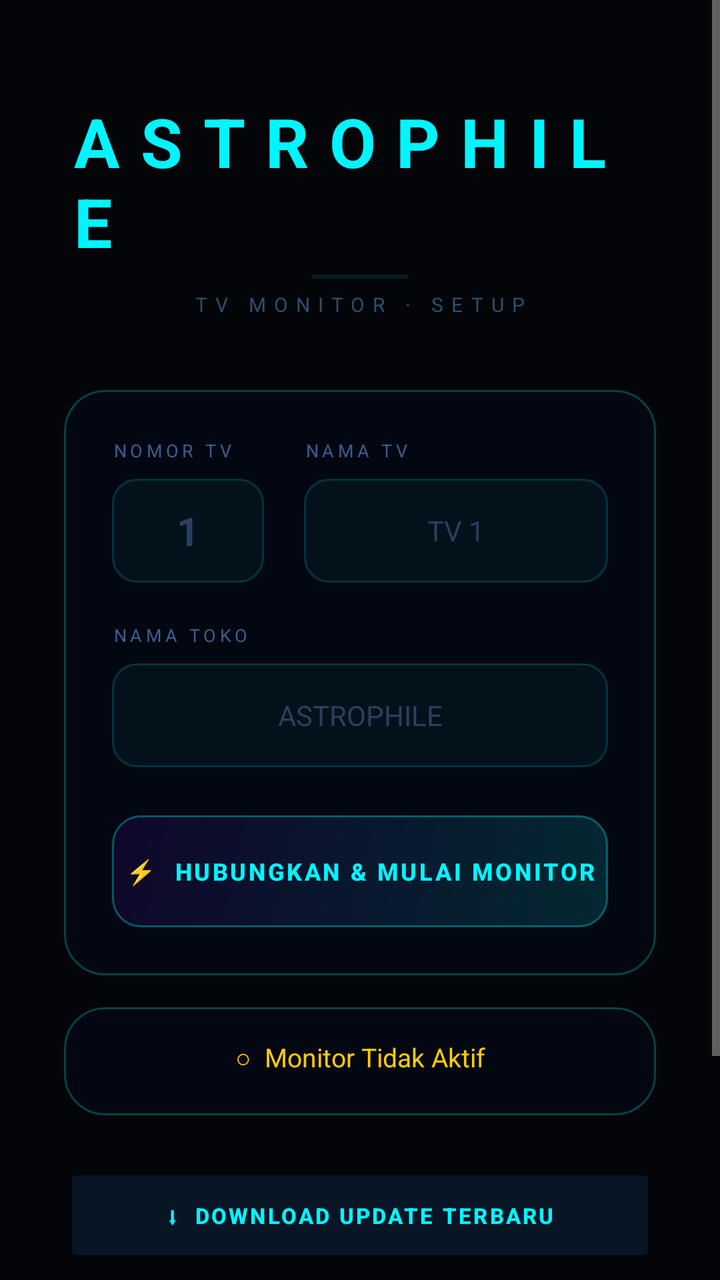
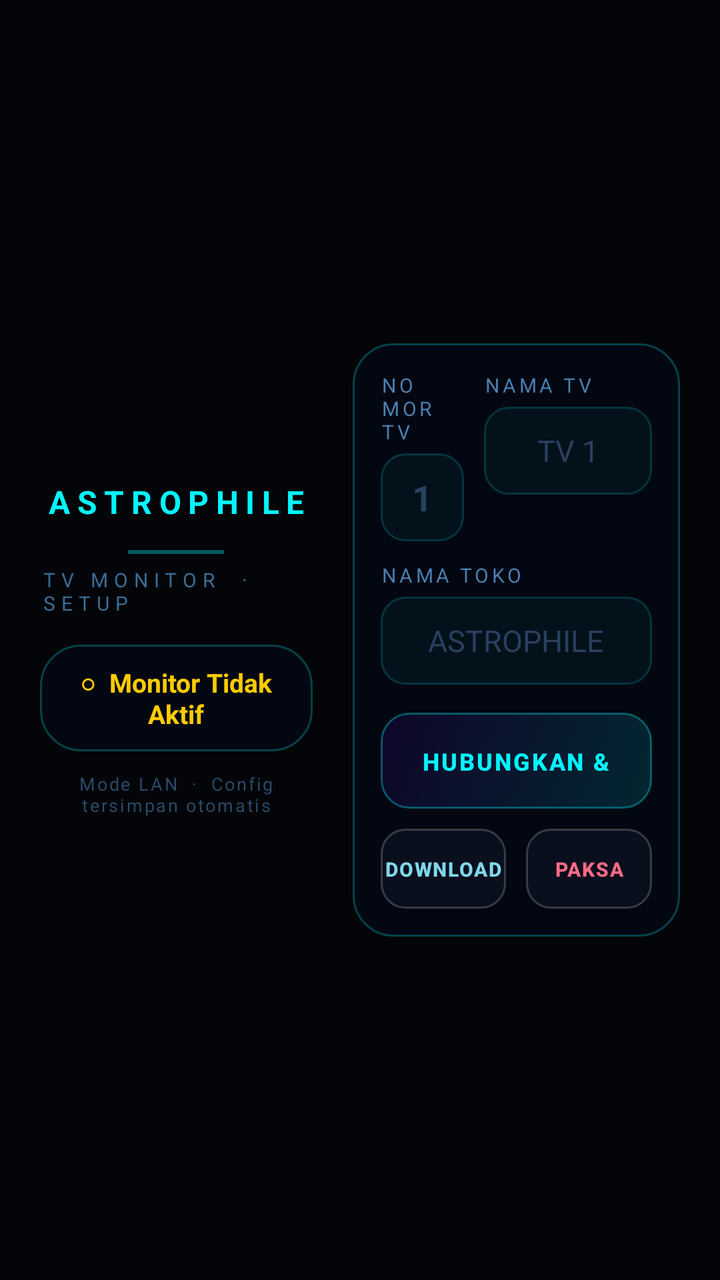

The first picture is an Android layout as it rendered before a commit; the second is the same layout after the commit. The layout source and the unified diff follow.
<!-- AndroidManifest.xml: application theme Theme.AppCompat.NoActionBar -->
<!-- res/layout/activity_setup.xml -->
<?xml version="1.0" encoding="utf-8"?>
<ScrollView xmlns:android="http://schemas.android.com/apk/res/android"
    android:layout_width="match_parent"
    android:layout_height="match_parent"
    android:background="#030508"
    android:fillViewport="true">

    <LinearLayout
        android:layout_width="match_parent"
        android:layout_height="wrap_content"
        android:orientation="vertical"
        android:gravity="center_horizontal"
        android:paddingStart="32dp"
        android:paddingEnd="32dp"
        android:paddingTop="48dp"
        android:paddingBottom="40dp">

        
        <TextView
            android:layout_width="wrap_content"
            android:layout_height="wrap_content"
            android:text="ASTROPHILE"
            android:textSize="34sp"
            android:textStyle="bold"
            android:textColor="#00f5ff"
            android:letterSpacing="0.3"
            android:layout_marginBottom="4dp"/>

        <View
            android:layout_width="48dp"
            android:layout_height="2dp"
            android:background="#1A00f5ff"
            android:layout_marginBottom="6dp"/>

        <TextView
            android:layout_width="wrap_content"
            android:layout_height="wrap_content"
            android:text="TV MONITOR · SETUP"
            android:textSize="10sp"
            android:textColor="#2a5070"
            android:letterSpacing="0.4"
            android:layout_marginBottom="36dp"/>

        
        <LinearLayout
            android:layout_width="match_parent"
            android:layout_height="wrap_content"
            android:orientation="vertical"
            android:background="@drawable/card_bg"
            android:paddingStart="24dp"
            android:paddingEnd="24dp"
            android:paddingTop="24dp"
            android:paddingBottom="24dp"
            android:layout_marginBottom="16dp">

            
            <LinearLayout
                android:layout_width="match_parent"
                android:layout_height="wrap_content"
                android:orientation="horizontal"
                android:layout_marginBottom="20dp">

                
                <LinearLayout
                    android:layout_width="0dp"
                    android:layout_height="wrap_content"
                    android:layout_weight="1"
                    android:orientation="vertical"
                    android:layout_marginEnd="10dp">

                    <TextView
                        android:layout_width="wrap_content"
                        android:layout_height="wrap_content"
                        android:text="NOMOR TV"
                        android:textSize="9sp"
                        android:textColor="#3a6090"
                        android:letterSpacing="0.2"
                        android:layout_marginBottom="8dp"/>

                    <EditText
                        android:id="@+id/etTvNum"
                        android:layout_width="match_parent"
                        android:layout_height="52dp"
                        android:hint="1"
                        android:textColorHint="#2a4060"
                        android:textColor="#e8f4ff"
                        android:textSize="20sp"
                        android:textStyle="bold"
                        android:background="@drawable/input_bg"
                        android:paddingStart="14dp"
                        android:paddingEnd="14dp"
                        android:gravity="center"
                        android:inputType="number"
                        android:singleLine="true"/>
                </LinearLayout>

                
                <LinearLayout
                    android:layout_width="0dp"
                    android:layout_height="wrap_content"
                    android:layout_weight="2"
                    android:orientation="vertical"
                    android:layout_marginStart="10dp">

                    <TextView
                        android:layout_width="wrap_content"
                        android:layout_height="wrap_content"
                        android:text="NAMA TV"
                        android:textSize="9sp"
                        android:textColor="#3a6090"
                        android:letterSpacing="0.2"
                        android:layout_marginBottom="8dp"/>

                    <EditText
                        android:id="@+id/etTvName"
                        android:layout_width="match_parent"
                        android:layout_height="52dp"
                        android:hint="TV 1"
                        android:textColorHint="#2a4060"
                        android:textColor="#e8f4ff"
                        android:textSize="14sp"
                        android:background="@drawable/input_bg"
                        android:paddingStart="14dp"
                        android:paddingEnd="14dp"
                        android:gravity="center"
                        android:inputType="text"
                        android:singleLine="true"/>
                </LinearLayout>
            </LinearLayout>

            
            <TextView
                android:layout_width="wrap_content"
                android:layout_height="wrap_content"
                android:text="NAMA TOKO"
                android:textSize="9sp"
                android:textColor="#3a6090"
                android:letterSpacing="0.2"
                android:layout_marginBottom="8dp"/>

            <EditText
                android:id="@+id/etNamaToko"
                android:layout_width="match_parent"
                android:layout_height="52dp"
                android:hint="ASTROPHILE"
                android:textColorHint="#2a4060"
                android:textColor="#e8f4ff"
                android:textSize="14sp"
                android:background="@drawable/input_bg"
                android:paddingStart="14dp"
                android:paddingEnd="14dp"
                android:gravity="center"
                android:inputType="textCapCharacters"
                android:singleLine="true"
                android:layout_marginBottom="24dp"/>

            
            <Button
                android:id="@+id/btnConnect"
                android:layout_width="match_parent"
                android:layout_height="56dp"
                android:text="⚡  HUBUNGKAN &amp; MULAI MONITOR"
                android:textColor="#00f5ff"
                android:textSize="12sp"
                android:textStyle="bold"
                android:letterSpacing="0.1"
                android:background="@drawable/btn_connect_bg"/>

        </LinearLayout>

        
        <LinearLayout
            android:layout_width="match_parent"
            android:layout_height="wrap_content"
            android:orientation="vertical"
            android:background="@drawable/card_bg"
            android:paddingStart="20dp"
            android:paddingEnd="20dp"
            android:paddingTop="16dp"
            android:paddingBottom="16dp"
            android:layout_marginBottom="24dp">

            
            <TextView
                android:id="@+id/tvIpInfo"
                android:layout_width="match_parent"
                android:layout_height="wrap_content"
                android:textSize="12sp"
                android:textColor="#00ff88"
                android:gravity="center"
                android:layout_marginBottom="8dp"
                android:visibility="gone"/>

            
            <TextView
                android:id="@+id/tvStatus"
                android:layout_width="match_parent"
                android:layout_height="wrap_content"
                android:text="○  Monitor Tidak Aktif"
                android:textSize="13sp"
                android:textColor="#ffcc00"
                android:gravity="center"
                android:layout_marginBottom="4dp"/>

            
            <TextView
                android:id="@+id/tvDeviceInfo"
                android:layout_width="match_parent"
                android:layout_height="wrap_content"
                android:textSize="10sp"
                android:textColor="#2a4a6a"
                android:gravity="center"
                android:visibility="gone"/>

        </LinearLayout>

        

        
        <Button
            android:id="@+id/btnDownloadUpdate"
            android:layout_width="match_parent"
            android:layout_height="52dp"
            android:text="⬇  DOWNLOAD UPDATE TERBARU"
            android:textColor="#00f5ff"
            android:textSize="11sp"
            android:textStyle="bold"
            android:letterSpacing="0.1"
            android:backgroundTint="#071525"
            android:layout_marginBottom="10dp"/>

        
        <Button
            android:id="@+id/btnForceStop"
            android:layout_width="match_parent"
            android:layout_height="52dp"
            android:text="⏹  PAKSA BERHENTI"
            android:textColor="#ff4d6d"
            android:textSize="11sp"
            android:textStyle="bold"
            android:letterSpacing="0.1"
            android:backgroundTint="#120508"
            android:layout_marginBottom="28dp"/>

        
        <TextView
            android:layout_width="wrap_content"
            android:layout_height="wrap_content"
            android:text="Mode LAN  ·  Config tersimpan otomatis"
            android:textSize="9sp"
            android:textColor="#1a3050"
            android:letterSpacing="0.15"/>

    </LinearLayout>
</ScrollView>
<!-- resources referenced by this layout -->
<resources>
  <!-- drawable btn_connect_bg (drawable) -->
  <?xml version="1.0" encoding="utf-8"?>
  <shape xmlns:android="http://schemas.android.com/apk/res/android"
      android:shape="rectangle">
      <gradient
          android:startColor="#2200f5ff"
          android:endColor="#1A7700ff"
          android:angle="135"/>
      <stroke android:width="1dp" android:color="#5500f5ff"/>
      <corners android:radius="14dp"/>
  </shape>
  <!-- drawable card_bg (drawable) -->
  <?xml version="1.0" encoding="utf-8"?>
  <shape xmlns:android="http://schemas.android.com/apk/res/android"
      android:shape="rectangle">
      <solid android:color="#EE040812"/>
      <stroke android:width="1dp" android:color="#4000f5ff"/>
      <corners android:radius="20dp"/>
  </shape>
  <!-- drawable input_bg (drawable) -->
  <?xml version="1.0" encoding="utf-8"?>
  <shape xmlns:android="http://schemas.android.com/apk/res/android"
      android:shape="rectangle">
      <solid android:color="#0A00f5ff"/>
      <stroke android:width="1dp" android:color="#2E00f5ff"/>
      <corners android:radius="12dp"/>
  </shape>
</resources>

<!-- the commit's change to res/layout/activity_setup.xml (unified diff, before → after) -->
@@ -1,255 +1,288 @@
 <?xml version="1.0" encoding="utf-8"?>
-<ScrollView xmlns:android="http://schemas.android.com/apk/res/android"
+<LinearLayout xmlns:android="http://schemas.android.com/apk/res/android"
+    xmlns:app="http://schemas.android.com/apk/res-auto"
     android:layout_width="match_parent"
     android:layout_height="match_parent"
+    android:orientation="horizontal"
+    android:gravity="center_vertical"
+    android:baselineAligned="false"
     android:background="#030508"
-    android:fillViewport="true">
-
+    android:paddingStart="@dimen/setup_pad_h"
+    android:paddingEnd="@dimen/setup_pad_h"
+    android:paddingTop="@dimen/setup_pad_v"
+    android:paddingBottom="@dimen/setup_pad_v">
+
+    
     <LinearLayout
-        android:layout_width="match_parent"
-        android:layout_height="wrap_content"
+        android:layout_width="0dp"
+        android:layout_height="match_parent"
+        android:layout_weight="5"
+        android:layout_marginEnd="@dimen/setup_col_gap"
         android:orientation="vertical"
-        android:gravity="center_horizontal"
-        android:paddingStart="32dp"
-        android:paddingEnd="32dp"
-        android:paddingTop="48dp"
-        android:paddingBottom="40dp">
-
-        
-        <TextView
-            android:layout_width="wrap_content"
-            android:layout_height="wrap_content"
+        android:gravity="center">
+
+        <TextView
+            android:layout_width="match_parent"
+            android:layout_height="@dimen/setup_title_h"
             android:text="ASTROPHILE"
-            android:textSize="34sp"
+            android:gravity="center"
+            android:maxLines="1"
             android:textStyle="bold"
             android:textColor="#00f5ff"
-            android:letterSpacing="0.3"
-            android:layout_marginBottom="4dp"/>
+            android:letterSpacing="0.22"
+            app:autoSizeTextType="uniform"
+            app:autoSizeMinTextSize="14sp"
+            app:autoSizeMaxTextSize="@dimen/setup_title_sp"
+            app:autoSizeStepGranularity="1sp"/>
 
         <View
             android:layout_width="48dp"
             android:layout_height="2dp"
-            android:background="#1A00f5ff"
-            android:layout_marginBottom="6dp"/>
+            android:layout_marginTop="4dp"
+            android:layout_marginBottom="6dp"
+            android:background="#5500f5ff"/>
 
         <TextView
             android:layout_width="wrap_content"
             android:layout_height="wrap_content"
-            android:text="TV MONITOR · SETUP"
-            android:textSize="10sp"
-            android:textColor="#2a5070"
-            android:letterSpacing="0.4"
-            android:layout_marginBottom="36dp"/>
+            android:text="TV MONITOR  ·  SETUP"
+            android:textSize="@dimen/setup_sub_sp"
+            android:textColor="#3a6d95"
+            android:letterSpacing="0.3"/>
 
         
         <LinearLayout
             android:layout_width="match_parent"
             android:layout_height="wrap_content"
+            android:layout_marginTop="@dimen/setup_gap_big"
             android:orientation="vertical"
+            android:gravity="center"
             android:background="@drawable/card_bg"
-            android:paddingStart="24dp"
-            android:paddingEnd="24dp"
-            android:paddingTop="24dp"
-            android:paddingBottom="24dp"
-            android:layout_marginBottom="16dp">
-
-            
-            <LinearLayout
+            android:paddingStart="@dimen/setup_card_pad"
+            android:paddingEnd="@dimen/setup_card_pad"
+            android:paddingTop="@dimen/setup_gap"
+            android:paddingBottom="@dimen/setup_gap">
+
+            <TextView
+                android:id="@+id/tvStatus"
                 android:layout_width="match_parent"
                 android:layout_height="wrap_content"
-                android:orientation="horizontal"
-                android:layout_marginBottom="20dp">
-
-                
-                <LinearLayout
-                    android:layout_width="0dp"
-                    android:layout_height="wrap_content"
-                    android:layout_weight="1"
-                    android:orientation="vertical"
-                    android:layout_marginEnd="10dp">
-
-                    <TextView
-                        android:layout_width="wrap_content"
-                        android:layout_height="wrap_content"
-                        android:text="NOMOR TV"
-                        android:textSize="9sp"
-                        android:textColor="#3a6090"
-                        android:letterSpacing="0.2"
-                        android:layout_marginBottom="8dp"/>
-
-                    <EditText
-                        android:id="@+id/etTvNum"
-                        android:layout_width="match_parent"
-                        android:layout_height="52dp"
-                        android:hint="1"
-                        android:textColorHint="#2a4060"
-                        android:textColor="#e8f4ff"
-                        android:textSize="20sp"
-                        android:textStyle="bold"
-                        android:background="@drawable/input_bg"
-                        android:paddingStart="14dp"
-                        android:paddingEnd="14dp"
-                        android:gravity="center"
-                        android:inputType="number"
-                        android:singleLine="true"/>
-                </LinearLayout>
-
-                
-                <LinearLayout
-                    android:layout_width="0dp"
-                    android:layout_height="wrap_content"
-                    android:layout_weight="2"
-                    android:orientation="vertical"
-                    android:layout_marginStart="10dp">
-
-                    <TextView
-                        android:layout_width="wrap_content"
-                        android:layout_height="wrap_content"
-                        android:text="NAMA TV"
-                        android:textSize="9sp"
-                        android:textColor="#3a6090"
-                        android:letterSpacing="0.2"
-                        android:layout_marginBottom="8dp"/>
-
-                    <EditText
-                        android:id="@+id/etTvName"
-                        android:layout_width="match_parent"
-                        android:layout_height="52dp"
-                        android:hint="TV 1"
-                        android:textColorHint="#2a4060"
-                        android:textColor="#e8f4ff"
-                        android:textSize="14sp"
-                        android:background="@drawable/input_bg"
-                        android:paddingStart="14dp"
-                        android:paddingEnd="14dp"
-                        android:gravity="center"
-                        android:inputType="text"
-                        android:singleLine="true"/>
-                </LinearLayout>
-            </LinearLayout>
-
-            
-            <TextView
-                android:layout_width="wrap_content"
-                android:layout_height="wrap_content"
-                android:text="NAMA TOKO"
-                android:textSize="9sp"
-                android:textColor="#3a6090"
-                android:letterSpacing="0.2"
-                android:layout_marginBottom="8dp"/>
-
-            <EditText
-                android:id="@+id/etNamaToko"
-                android:layout_width="match_parent"
-                android:layout_height="52dp"
-                android:hint="ASTROPHILE"
-                android:textColorHint="#2a4060"
-                android:textColor="#e8f4ff"
-                android:textSize="14sp"
-                android:background="@drawable/input_bg"
-                android:paddingStart="14dp"
-                android:paddingEnd="14dp"
+                android:text="○  Monitor Tidak Aktif"
+                android:textSize="@dimen/setup_status_sp"
+                android:textStyle="bold"
+                android:textColor="#ffcc00"
                 android:gravity="center"
-                android:inputType="textCapCharacters"
-                android:singleLine="true"
-                android:layout_marginBottom="24dp"/>
-
-            
-            <Button
-                android:id="@+id/btnConnect"
-                android:layout_width="match_parent"
-                android:layout_height="56dp"
-                android:text="⚡  HUBUNGKAN &amp; MULAI MONITOR"
-                android:textColor="#00f5ff"
-                android:textSize="12sp"
-                android:textStyle="bold"
-                android:letterSpacing="0.1"
-                android:background="@drawable/btn_connect_bg"/>
-
-        </LinearLayout>
-
-        
-        <LinearLayout
-            android:layout_width="match_parent"
-            android:layout_height="wrap_content"
-            android:orientation="vertical"
-            android:background="@drawable/card_bg"
-            android:paddingStart="20dp"
-            android:paddingEnd="20dp"
-            android:paddingTop="16dp"
-            android:paddingBottom="16dp"
-            android:layout_marginBottom="24dp">
-
-            
+                android:maxLines="2"/>
+
             <TextView
                 android:id="@+id/tvIpInfo"
                 android:layout_width="match_parent"
                 android:layout_height="wrap_content"
-                android:textSize="12sp"
+                android:layout_marginTop="6dp"
+                android:textSize="@dimen/setup_info_sp"
                 android:textColor="#00ff88"
                 android:gravity="center"
-                android:layout_marginBottom="8dp"
+                android:maxLines="2"
                 android:visibility="gone"/>
 
-            
-            <TextView
-                android:id="@+id/tvStatus"
-                android:layout_width="match_parent"
-                android:layout_height="wrap_content"
-                android:text="○  Monitor Tidak Aktif"
-                android:textSize="13sp"
-                android:textColor="#ffcc00"
-                android:gravity="center"
-                android:layout_marginBottom="4dp"/>
-
-            
             <TextView
                 android:id="@+id/tvDeviceInfo"
                 android:layout_width="match_parent"
                 android:layout_height="wrap_content"
-                android:textSize="10sp"
-                android:textColor="#2a4a6a"
+                android:layout_marginTop="2dp"
+                android:textSize="@dimen/setup_foot_sp"
+                android:textColor="#3a5f80"
                 android:gravity="center"
                 android:visibility="gone"/>
-
         </LinearLayout>
 
-        
+        <TextView
+            android:layout_width="wrap_content"
+            android:layout_height="wrap_content"
+            android:layout_marginTop="@dimen/setup_gap"
+            android:text="Mode LAN  ·  Config tersimpan otomatis"
+            android:textSize="@dimen/setup_foot_sp"
+            android:textColor="#2a4a6a"
+            android:letterSpacing="0.1"
+            android:gravity="center"/>
+    </LinearLayout>
+
+    
+    <LinearLayout
+        android:layout_width="0dp"
+        android:layout_height="wrap_content"
+        android:layout_weight="6"
+        android:orientation="vertical"
+        android:background="@drawable/card_bg"
+        android:padding="@dimen/setup_card_pad">
+
+        
+        <LinearLayout
+            android:layout_width="match_parent"
+            android:layout_height="wrap_content"
+            android:orientation="horizontal"
+            android:baselineAligned="false">
+
+            <LinearLayout
+                android:layout_width="0dp"
+                android:layout_height="wrap_content"
+                android:layout_weight="1"
+                android:layout_marginEnd="@dimen/setup_gap"
+                android:orientation="vertical">
+
+                <TextView
+                    android:layout_width="wrap_content"
+                    android:layout_height="wrap_content"
+                    android:text="NOMOR TV"
+                    android:textSize="@dimen/setup_label_sp"
+                    android:textColor="#4a7fb0"
+                    android:letterSpacing="0.15"
+                    android:layout_marginBottom="4dp"/>
+
+                <EditText
+                    android:id="@+id/etTvNum"
+                    android:layout_width="match_parent"
+                    android:layout_height="@dimen/setup_input_h"
+                    android:minHeight="0dp"
+                    android:hint="1"
+                    android:textColorHint="#2a4060"
+                    android:textColor="#e8f4ff"
+                    android:textSize="@dimen/setup_input_num_sp"
+                    android:textStyle="bold"
+                    android:background="@drawable/setup_input_bg"
+                    android:paddingStart="10dp"
+                    android:paddingEnd="10dp"
+                    android:gravity="center"
+                    android:inputType="number"
+                    android:imeOptions="actionNext"
+                    android:selectAllOnFocus="true"
+                    android:importantForAutofill="no"
+                    android:singleLine="true"/>
+            </LinearLayout>
+
+            <LinearLayout
+                android:layout_width="0dp"
+                android:layout_height="wrap_content"
+                android:layout_weight="2"
+                android:orientation="vertical">
+
+                <TextView
+                    android:layout_width="wrap_content"
+                    android:layout_height="wrap_content"
+                    android:text="NAMA TV"
+                    android:textSize="@dimen/setup_label_sp"
+                    android:textColor="#4a7fb0"
+                    android:letterSpacing="0.15"
+                    android:layout_marginBottom="4dp"/>
+
+                <EditText
+                    android:id="@+id/etTvName"
+                    android:layout_width="match_parent"
+                    android:layout_height="@dimen/setup_input_h"
+                    android:minHeight="0dp"
+                    android:hint="TV 1"
+                    android:textColorHint="#2a4060"
+                    android:textColor="#e8f4ff"
+                    android:textSize="@dimen/setup_input_sp"
+                    android:background="@drawable/setup_input_bg"
+                    android:paddingStart="12dp"
+                    android:paddingEnd="12dp"
+                    android:gravity="center"
+                    android:inputType="text"
+                    android:imeOptions="actionNext"
+                    android:selectAllOnFocus="true"
+                    android:importantForAutofill="no"
+                    android:singleLine="true"/>
+            </LinearLayout>
+        </LinearLayout>
+
+        
+        <TextView
+            android:layout_width="wrap_content"
+            android:layout_height="wrap_content"
+            android:layout_marginTop="@dimen/setup_gap"
+            android:layout_marginBottom="4dp"
+            android:text="NAMA TOKO"
+            android:textSize="@dimen/setup_label_sp"
+            android:textColor="#4a7fb0"
+            android:letterSpacing="0.15"/>
+
+        <EditText
+            android:id="@+id/etNamaToko"
+            android:layout_width="match_parent"
+            android:layout_height="@dimen/setup_input_h"
+            android:minHeight="0dp"
+            android:hint="ASTROPHILE"
+            android:textColorHint="#2a4060"
+            android:textColor="#e8f4ff"
+            android:textSize="@dimen/setup_input_sp"
+            android:background="@drawable/setup_input_bg"
+            android:paddingStart="12dp"
+            android:paddingEnd="12dp"
+            android:gravity="center"
+            android:inputType="textCapCharacters"
+            android:imeOptions="actionDone"
+            android:selectAllOnFocus="true"
+            android:importantForAutofill="no"
+            android:singleLine="true"/>
 
         
         <Button
-            android:id="@+id/btnDownloadUpdate"
-            android:layout_width="match_parent"
-            android:layout_height="52dp"
-            android:text="⬇  DOWNLOAD UPDATE TERBARU"
+            android:id="@+id/btnConnect"
+            android:layout_width="match_parent"
+            android:layout_height="@dimen/setup_btn_h"
+            android:minHeight="0dp"
+            android:minWidth="0dp"
+            android:layout_marginTop="@dimen/setup_gap_big"
+            android:text="HUBUNGKAN &amp; MULAI MONITOR"
             android:textColor="#00f5ff"
-            android:textSize="11sp"
+            android:textSize="@dimen/setup_btn_sp"
             android:textStyle="bold"
-            android:letterSpacing="0.1"
-            android:backgroundTint="#071525"
-            android:layout_marginBottom="10dp"/>
-
-        
-        <Button
-            android:id="@+id/btnForceStop"
-            android:layout_width="match_parent"
-            android:layout_height="52dp"
-            android:text="⏹  PAKSA BERHENTI"
-            android:textColor="#ff4d6d"
-            android:textSize="11sp"
-            android:textStyle="bold"
-            android:letterSpacing="0.1"
-            android:backgroundTint="#120508"
-            android:layout_marginBottom="28dp"/>
-
-        
-        <TextView
-            android:layout_width="wrap_content"
-            android:layout_height="wrap_content"
-            android:text="Mode LAN  ·  Config tersimpan otomatis"
-            android:textSize="9sp"
-            android:textColor="#1a3050"
-            android:letterSpacing="0.15"/>
-
+            android:letterSpacing="0.08"
+            android:maxLines="1"
+            android:stateListAnimator="@null"
+            android:background="@drawable/setup_btn_primary"/>
+
+        
+        <LinearLayout
+            android:layout_width="match_parent"
+            android:layout_height="wrap_content"
+            android:layout_marginTop="@dimen/setup_gap"
+            android:orientation="horizontal"
+            android:baselineAligned="false">
+
+            <Button
+                android:id="@+id/btnDownloadUpdate"
+                android:layout_width="0dp"
+                android:layout_height="@dimen/setup_btn2_h"
+                android:layout_weight="1"
+                android:layout_marginEnd="@dimen/setup_gap"
+                android:minHeight="0dp"
+                android:minWidth="0dp"
+                android:text="DOWNLOAD UPDATE"
+                android:textColor="#7fd8e8"
+                android:textSize="@dimen/setup_btn2_sp"
+                android:textStyle="bold"
+                android:letterSpacing="0.06"
+                android:maxLines="1"
+                android:stateListAnimator="@null"
+                android:background="@drawable/setup_btn_secondary"/>
+
+            <Button
+                android:id="@+id/btnForceStop"
+                android:layout_width="0dp"
+                android:layout_height="@dimen/setup_btn2_h"
+                android:layout_weight="1"
+                android:minHeight="0dp"
+                android:minWidth="0dp"
+                android:text="PAKSA BERHENTI"
+                android:textColor="#ff6b86"
+                android:textSize="@dimen/setup_btn2_sp"
+                android:textStyle="bold"
+                android:letterSpacing="0.06"
+                android:maxLines="1"
+                android:stateListAnimator="@null"
+                android:background="@drawable/setup_btn_secondary"/>
+        </LinearLayout>
     </LinearLayout>
-</ScrollView>
+</LinearLayout>
<!-- resource entries referenced after the edit -->
@@ -1,16 +1,25 @@
 <!-- resources referenced by this layout -->
 <resources>
-  <!-- drawable btn_connect_bg (drawable) -->
-  <?xml version="1.0" encoding="utf-8"?>
-  <shape xmlns:android="http://schemas.android.com/apk/res/android"
-      android:shape="rectangle">
-      <gradient
-          android:startColor="#2200f5ff"
-          android:endColor="#1A7700ff"
-          android:angle="135"/>
-      <stroke android:width="1dp" android:color="#5500f5ff"/>
-      <corners android:radius="14dp"/>
-  </shape>
+  <dimen name="setup_btn2_h">40dp</dimen>
+  <dimen name="setup_btn2_sp">10sp</dimen>
+  <dimen name="setup_btn_h">48dp</dimen>
+  <dimen name="setup_btn_sp">12sp</dimen>
+  <dimen name="setup_card_pad">14dp</dimen>
+  <dimen name="setup_col_gap">20dp</dimen>
+  <dimen name="setup_foot_sp">9sp</dimen>
+  <dimen name="setup_gap">10dp</dimen>
+  <dimen name="setup_gap_big">14dp</dimen>
+  <dimen name="setup_info_sp">11sp</dimen>
+  <dimen name="setup_input_h">44dp</dimen>
+  <dimen name="setup_input_num_sp">18sp</dimen>
+  <dimen name="setup_input_sp">15sp</dimen>
+  <dimen name="setup_label_sp">10sp</dimen>
+  <dimen name="setup_pad_h">20dp</dimen>
+  <dimen name="setup_pad_v">12dp</dimen>
+  <dimen name="setup_status_sp">13sp</dimen>
+  <dimen name="setup_sub_sp">10sp</dimen>
+  <dimen name="setup_title_h">40dp</dimen>
+  <dimen name="setup_title_sp">30sp</dimen>
   <!-- drawable card_bg (drawable) -->
   <?xml version="1.0" encoding="utf-8"?>
   <shape xmlns:android="http://schemas.android.com/apk/res/android"
@@ -19,13 +28,73 @@
       <stroke android:width="1dp" android:color="#4000f5ff"/>
       <corners android:radius="20dp"/>
   </shape>
-  <!-- drawable input_bg (drawable) -->
+  <!-- drawable setup_btn_primary (drawable) -->
   <?xml version="1.0" encoding="utf-8"?>
-  <shape xmlns:android="http://schemas.android.com/apk/res/android"
-      android:shape="rectangle">
-      <solid android:color="#0A00f5ff"/>
-      <stroke android:width="1dp" android:color="#2E00f5ff"/>
-      <corners android:radius="12dp"/>
-  </shape>
+  <selector xmlns:android="http://schemas.android.com/apk/res/android">
+      <item android:state_pressed="true">
+          <shape android:shape="rectangle">
+              <gradient android:startColor="#5500f5ff" android:endColor="#447700ff" android:angle="135"/>
+              <stroke android:width="2dp" android:color="#00f5ff"/>
+              <corners android:radius="14dp"/>
+          </shape>
+      </item>
+      <item android:state_focused="true">
+          <shape android:shape="rectangle">
+              <gradient android:startColor="#3300f5ff" android:endColor="#2A7700ff" android:angle="135"/>
+              <stroke android:width="2dp" android:color="#00f5ff"/>
+              <corners android:radius="14dp"/>
+          </shape>
+      </item>
+      <item>
+          <shape android:shape="rectangle">
+              <gradient android:startColor="#2200f5ff" android:endColor="#1A7700ff" android:angle="135"/>
+              <stroke android:width="1dp" android:color="#5500f5ff"/>
+              <corners android:radius="14dp"/>
+          </shape>
+      </item>
+  </selector>
+  <!-- drawable setup_btn_secondary (drawable) -->
+  <?xml version="1.0" encoding="utf-8"?>
+  <selector xmlns:android="http://schemas.android.com/apk/res/android">
+      <item android:state_pressed="true">
+          <shape android:shape="rectangle">
+              <solid android:color="#14ffffff"/>
+              <stroke android:width="2dp" android:color="#88ffffff"/>
+              <corners android:radius="12dp"/>
+          </shape>
+      </item>
+      <item android:state_focused="true">
+          <shape android:shape="rectangle">
+              <solid android:color="#0Effffff"/>
+              <stroke android:width="2dp" android:color="#ccffffff"/>
+              <corners android:radius="12dp"/>
+          </shape>
+      </item>
+      <item>
+          <shape android:shape="rectangle">
+              <solid android:color="#0A0F1E"/>
+              <stroke android:width="1dp" android:color="#33ffffff"/>
+              <corners android:radius="12dp"/>
+          </shape>
+      </item>
+  </selector>
+  <!-- drawable setup_input_bg (drawable) -->
+  <?xml version="1.0" encoding="utf-8"?>
+  <selector xmlns:android="http://schemas.android.com/apk/res/android">
+      <item android:state_focused="true">
+          <shape android:shape="rectangle">
+              <solid android:color="#1400f5ff"/>
+              <stroke android:width="2dp" android:color="#00f5ff"/>
+              <corners android:radius="12dp"/>
+          </shape>
+      </item>
+      <item>
+          <shape android:shape="rectangle">
+              <solid android:color="#0A00f5ff"/>
+              <stroke android:width="1dp" android:color="#2E00f5ff"/>
+              <corners android:radius="12dp"/>
+          </shape>
+      </item>
+  </selector>
 </resources>
 
